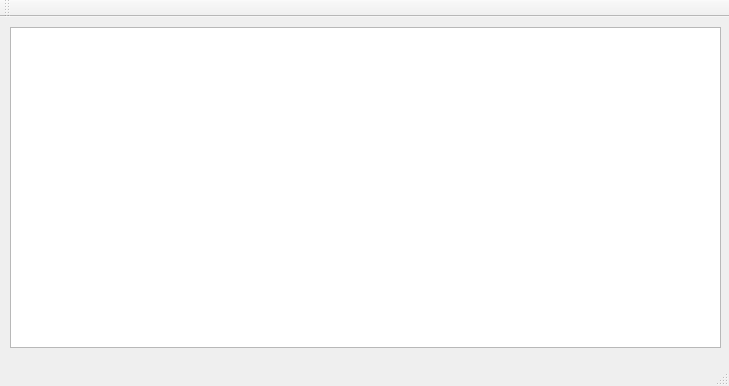
Lyarvo4ka/Projects, file RaidAnalyzer/mainwindow.ui: the form before one commit.
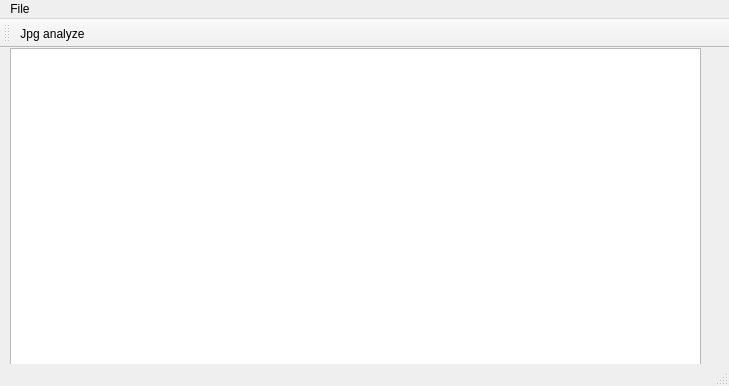
The form after the commit. Icons and pictures are not drawn.

What changed in the file:
```diff
--- a/RaidAnalyzer/mainwindow.ui
+++ b/RaidAnalyzer/mainwindow.ui
@@ -14,13 +14,13 @@
    <string>MainWindow</string>
   </property>
   <widget class="QWidget" name="centralWidget">
-   <widget class="QTableWidget" name="tableWidget">
+   <widget class="QTableView" name="tableView">
     <property name="geometry">
      <rect>
       <x>10</x>
-      <y>10</y>
-      <width>711</width>
-      <height>321</height>
+      <y>0</y>
+      <width>691</width>
+      <height>331</height>
      </rect>
     </property>
    </widget>
@@ -34,6 +34,13 @@
      <height>21</height>
     </rect>
    </property>
+   <widget class="QMenu" name="menuFile">
+    <property name="title">
+     <string>File</string>
+    </property>
+    <addaction name="actionJpg_analyze"/>
+   </widget>
+   <addaction name="menuFile"/>
   </widget>
   <widget class="QToolBar" name="mainToolBar">
    <attribute name="toolBarArea">
@@ -42,8 +49,18 @@
    <attribute name="toolBarBreak">
     <bool>false</bool>
    </attribute>
+   <addaction name="actionJpg_analyze"/>
   </widget>
   <widget class="QStatusBar" name="statusBar"/>
+  <action name="actionJpg_analyze">
+   <property name="icon">
+    <iconset resource="mainwindow.qrc">
+     <normaloff>:/MainWindow/icons/jpg_analyze2.png</normaloff>:/MainWindow/icons/jpg_analyze2.png</iconset>
+   </property>
+   <property name="text">
+    <string>Jpg analyze</string>
+   </property>
+  </action>
  </widget>
  <layoutdefault spacing="6" margin="11"/>
  <resources>
```
